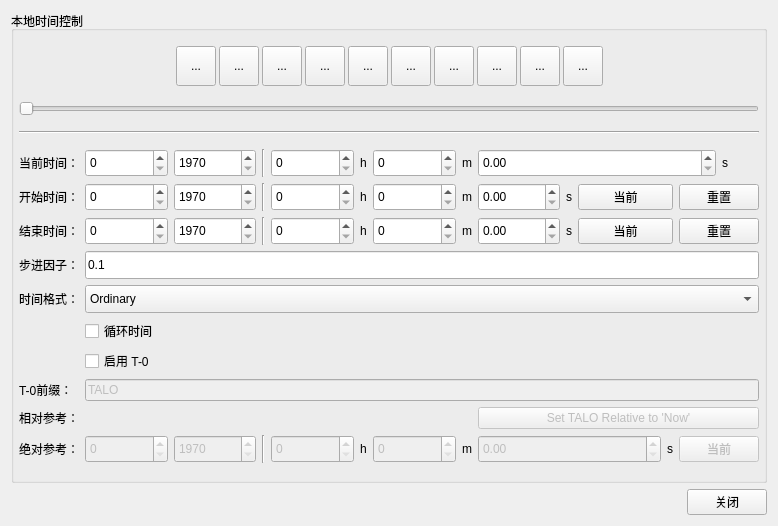
This is TimeControls.ui in whatudone/plotxy as Qt 5 draws it before an edit. The edited form follows.
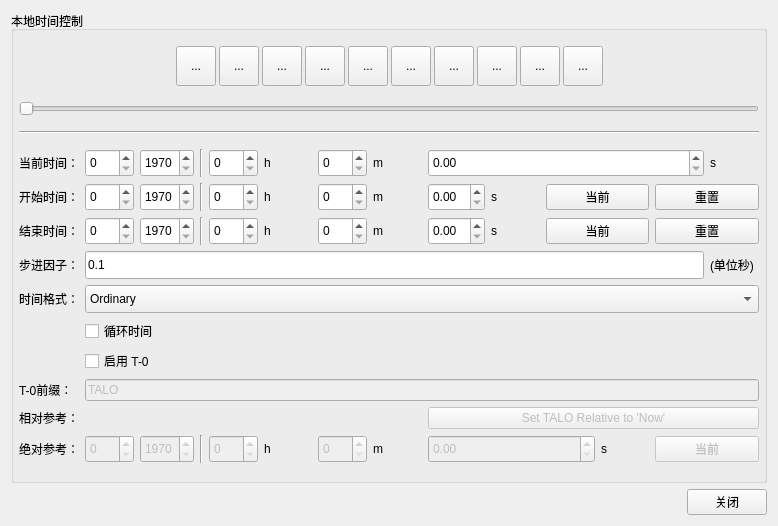
This is the edited form. Icons and pictures are not drawn.

Commit message: 1、降低绘图的刷新率和开启采样，避免大数据造成界面卡顿,离线模式不变 2、修复一个鼠标模式切换问题

```diff
--- a/TimeControls.ui
+++ b/TimeControls.ui
@@ -409,7 +409,21 @@
        </widget>
       </item>
       <item>
-       <layout class="QGridLayout" name="gridLayout" columnstretch="0,1,1,0,1,0,1,0,1,0,1,0,0,0">
+       <layout class="QGridLayout" name="gridLayout" columnstretch="0,0,0,0,0,0,0,0,0,0,0,0,0,0,0">
+        <item row="2" column="11" colspan="2">
+         <widget class="QPushButton" name="pushButton_endNow">
+          <property name="text">
+           <string>当前</string>
+          </property>
+         </widget>
+        </item>
+        <item row="1" column="6">
+         <widget class="QLabel" name="label_11">
+          <property name="text">
+           <string>h</string>
+          </property>
+         </widget>
+        </item>
         <item row="0" column="0">
          <widget class="QLabel" name="label">
           <property name="text">
@@ -417,8 +431,68 @@
           </property>
          </widget>
         </item>
-        <item row="0" column="1">
-         <widget class="QSpinBox" name="spinBox_curTimeD">
+        <item row="1" column="4">
+         <widget class="Line" name="line_2">
+          <property name="orientation">
+           <enum>Qt::Vertical</enum>
+          </property>
+         </widget>
+        </item>
+        <item row="9" column="12">
+         <widget class="QLabel" name="label_19">
+          <property name="text">
+           <string>s</string>
+          </property>
+         </widget>
+        </item>
+        <item row="2" column="5">
+         <widget class="QSpinBox" name="spinBox_endTimeH">
+          <property name="minimumSize">
+           <size>
+            <width>0</width>
+            <height>28</height>
+           </size>
+          </property>
+          <property name="maximum">
+           <number>23</number>
+          </property>
+         </widget>
+        </item>
+        <item row="1" column="13" colspan="2">
+         <widget class="QPushButton" name="pushButton_beginReset">
+          <property name="text">
+           <string>重置</string>
+          </property>
+         </widget>
+        </item>
+        <item row="9" column="9" colspan="3">
+         <widget class="QDoubleSpinBox" name="doubleSpinBox_refTimeS">
+          <property name="enabled">
+           <bool>false</bool>
+          </property>
+          <property name="minimumSize">
+           <size>
+            <width>0</width>
+            <height>28</height>
+           </size>
+          </property>
+          <property name="maximum">
+           <double>60.000000000000000</double>
+          </property>
+          <property name="singleStep">
+           <double>0.100000000000000</double>
+          </property>
+         </widget>
+        </item>
+        <item row="2" column="13" colspan="2">
+         <widget class="QPushButton" name="pushButton_endReset">
+          <property name="text">
+           <string>重置</string>
+          </property>
+         </widget>
+        </item>
+        <item row="1" column="2">
+         <widget class="QSpinBox" name="spinBox_beginTimeD">
           <property name="minimumSize">
            <size>
             <width>0</width>
@@ -430,8 +504,46 @@
           </property>
          </widget>
         </item>
-        <item row="0" column="2">
-         <widget class="QSpinBox" name="spinBox_curTimeY">
+        <item row="8" column="0">
+         <widget class="QLabel" name="label_16">
+          <property name="text">
+           <string>相对参考：</string>
+          </property>
+         </widget>
+        </item>
+        <item row="9" column="4">
+         <widget class="Line" name="line_4">
+          <property name="orientation">
+           <enum>Qt::Vertical</enum>
+          </property>
+         </widget>
+        </item>
+        <item row="1" column="8">
+         <widget class="QLabel" name="label_10">
+          <property name="text">
+           <string>m</string>
+          </property>
+         </widget>
+        </item>
+        <item row="7" column="2" colspan="13">
+         <widget class="QLineEdit" name="lineEdit_TALO">
+          <property name="enabled">
+           <bool>false</bool>
+          </property>
+          <property name="text">
+           <string>TALO</string>
+          </property>
+         </widget>
+        </item>
+        <item row="9" column="0">
+         <widget class="QLabel" name="label_17">
+          <property name="text">
+           <string>绝对参考：</string>
+          </property>
+         </widget>
+        </item>
+        <item row="2" column="3">
+         <widget class="QSpinBox" name="spinBox_endTimeY">
           <property name="minimumSize">
            <size>
             <width>0</width>
@@ -446,35 +558,101 @@
           </property>
          </widget>
         </item>
+        <item row="2" column="10">
+         <widget class="QLabel" name="label_13">
+          <property name="text">
+           <string>s</string>
+          </property>
+         </widget>
+        </item>
+        <item row="0" column="7">
+         <widget class="QSpinBox" name="spinBox_curTimeM">
+          <property name="minimumSize">
+           <size>
+            <width>0</width>
+            <height>28</height>
+           </size>
+          </property>
+          <property name="maximum">
+           <number>59</number>
+          </property>
+         </widget>
+        </item>
+        <item row="1" column="11" colspan="2">
+         <widget class="QPushButton" name="pushButton_beginNow">
+          <property name="text">
+           <string>当前</string>
+          </property>
+         </widget>
+        </item>
+        <item row="1" column="9">
+         <widget class="QDoubleSpinBox" name="doubleSpinBox_beginTimeS">
+          <property name="minimumSize">
+           <size>
+            <width>0</width>
+            <height>28</height>
+           </size>
+          </property>
+          <property name="maximum">
+           <double>60.000000000000000</double>
+          </property>
+          <property name="singleStep">
+           <double>0.100000000000000</double>
+          </property>
+         </widget>
+        </item>
+        <item row="2" column="8">
+         <widget class="QLabel" name="label_14">
+          <property name="text">
+           <string>m</string>
+          </property>
+         </widget>
+        </item>
+        <item row="9" column="6">
+         <widget class="QLabel" name="label_20">
+          <property name="text">
+           <string>h</string>
+          </property>
+         </widget>
+        </item>
+        <item row="2" column="7">
+         <widget class="QSpinBox" name="spinBox_endTimeM">
+          <property name="minimumSize">
+           <size>
+            <width>0</width>
+            <height>28</height>
+           </size>
+          </property>
+          <property name="maximum">
+           <number>59</number>
+          </property>
+         </widget>
+        </item>
         <item row="0" column="3">
-         <widget class="Line" name="line">
-          <property name="orientation">
-           <enum>Qt::Vertical</enum>
-          </property>
-         </widget>
-        </item>
-        <item row="0" column="4">
-         <widget class="QSpinBox" name="spinBox_curTimeH">
+         <widget class="QSpinBox" name="spinBox_curTimeY">
           <property name="minimumSize">
            <size>
             <width>0</width>
             <height>28</height>
            </size>
           </property>
+          <property name="minimum">
+           <number>1970</number>
+          </property>
           <property name="maximum">
-           <number>23</number>
+           <number>2200</number>
+          </property>
+         </widget>
+        </item>
+        <item row="7" column="0">
+         <widget class="QLabel" name="label_15">
+          <property name="text">
+           <string>T-0前缀：</string>
           </property>
          </widget>
         </item>
         <item row="0" column="5">
-         <widget class="QLabel" name="label_6">
-          <property name="text">
-           <string>h</string>
-          </property>
-         </widget>
-        </item>
-        <item row="0" column="6">
-         <widget class="QSpinBox" name="spinBox_curTimeM">
+         <widget class="QSpinBox" name="spinBox_curTimeH">
           <property name="minimumSize">
            <size>
             <width>0</width>
@@ -482,40 +660,86 @@
            </size>
           </property>
           <property name="maximum">
-           <number>59</number>
+           <number>23</number>
           </property>
          </widget>
         </item>
-        <item row="0" column="7">
-         <widget class="QLabel" name="label_7">
-          <property name="text">
-           <string>m</string>
-          </property>
-         </widget>
-        </item>
-        <item row="0" column="8" colspan="5">
-         <widget class="QDoubleSpinBox" name="doubleSpinBox_curTimeS">
-          <property name="minimumSize">
-           <size>
-            <width>0</width>
-            <height>28</height>
-           </size>
-          </property>
-          <property name="maximum">
-           <double>60.000000000000000</double>
-          </property>
-          <property name="singleStep">
-           <double>0.100000000000000</double>
-          </property>
-         </widget>
-        </item>
-        <item row="0" column="13">
+        <item row="0" column="14">
          <widget class="QLabel" name="label_8">
           <property name="text">
            <string>s</string>
           </property>
          </widget>
         </item>
+        <item row="8" column="9" colspan="6">
+         <widget class="QPushButton" name="pushButton">
+          <property name="enabled">
+           <bool>false</bool>
+          </property>
+          <property name="text">
+           <string>Set TALO Relative to 'Now'</string>
+          </property>
+         </widget>
+        </item>
+        <item row="9" column="8">
+         <widget class="QLabel" name="label_18">
+          <property name="text">
+           <string>m</string>
+          </property>
+         </widget>
+        </item>
+        <item row="1" column="10">
+         <widget class="QLabel" name="label_9">
+          <property name="text">
+           <string>s</string>
+          </property>
+         </widget>
+        </item>
+        <item row="0" column="2">
+         <widget class="QSpinBox" name="spinBox_curTimeD">
+          <property name="minimumSize">
+           <size>
+            <width>0</width>
+            <height>28</height>
+           </size>
+          </property>
+          <property name="maximum">
+           <number>366</number>
+          </property>
+         </widget>
+        </item>
+        <item row="9" column="7">
+         <widget class="QSpinBox" name="spinBox_refTimeM">
+          <property name="enabled">
+           <bool>false</bool>
+          </property>
+          <property name="minimumSize">
+           <size>
+            <width>0</width>
+            <height>28</height>
+           </size>
+          </property>
+          <property name="maximum">
+           <number>59</number>
+          </property>
+         </widget>
+        </item>
+        <item row="2" column="9">
+         <widget class="QDoubleSpinBox" name="doubleSpinBox_endTimeS">
+          <property name="minimumSize">
+           <size>
+            <width>0</width>
+            <height>28</height>
+           </size>
+          </property>
+          <property name="maximum">
+           <double>60.000000000000000</double>
+          </property>
+          <property name="singleStep">
+           <double>0.100000000000000</double>
+          </property>
+         </widget>
+        </item>
         <item row="1" column="0">
          <widget class="QLabel" name="label_2">
           <property name="text">
@@ -523,84 +747,21 @@
           </property>
          </widget>
         </item>
-        <item row="1" column="1">
-         <widget class="QSpinBox" name="spinBox_beginTimeD">
-          <property name="minimumSize">
-           <size>
-            <width>0</width>
-            <height>28</height>
-           </size>
-          </property>
-          <property name="maximum">
-           <number>366</number>
-          </property>
-         </widget>
-        </item>
-        <item row="1" column="2">
-         <widget class="QSpinBox" name="spinBox_beginTimeY">
-          <property name="minimumSize">
-           <size>
-            <width>0</width>
-            <height>28</height>
-           </size>
-          </property>
-          <property name="minimum">
-           <number>1970</number>
-          </property>
-          <property name="maximum">
-           <number>2200</number>
-          </property>
-         </widget>
-        </item>
-        <item row="1" column="3">
-         <widget class="Line" name="line_2">
-          <property name="orientation">
-           <enum>Qt::Vertical</enum>
-          </property>
-         </widget>
-        </item>
-        <item row="1" column="4">
-         <widget class="QSpinBox" name="spinBox_beginTimeH">
-          <property name="minimumSize">
-           <size>
-            <width>0</width>
-            <height>28</height>
-           </size>
-          </property>
-          <property name="maximum">
-           <number>23</number>
-          </property>
-         </widget>
-        </item>
-        <item row="1" column="5">
-         <widget class="QLabel" name="label_11">
-          <property name="text">
-           <string>h</string>
-          </property>
-         </widget>
-        </item>
-        <item row="1" column="6">
-         <widget class="QSpinBox" name="spinBox_beginTimeM">
-          <property name="minimumSize">
-           <size>
-            <width>0</width>
-            <height>28</height>
-           </size>
-          </property>
-          <property name="maximum">
-           <number>59</number>
-          </property>
-         </widget>
-        </item>
         <item row="1" column="7">
-         <widget class="QLabel" name="label_10">
-          <property name="text">
-           <string>m</string>
+         <widget class="QSpinBox" name="spinBox_beginTimeM">
+          <property name="minimumSize">
+           <size>
+            <width>0</width>
+            <height>28</height>
+           </size>
+          </property>
+          <property name="maximum">
+           <number>59</number>
           </property>
          </widget>
         </item>
-        <item row="1" column="8">
-         <widget class="QDoubleSpinBox" name="doubleSpinBox_beginTimeS">
+        <item row="0" column="9" colspan="5">
+         <widget class="QDoubleSpinBox" name="doubleSpinBox_curTimeS">
           <property name="minimumSize">
            <size>
             <width>0</width>
@@ -615,24 +776,85 @@
           </property>
          </widget>
         </item>
-        <item row="1" column="9">
-         <widget class="QLabel" name="label_9">
+        <item row="1" column="3">
+         <widget class="QSpinBox" name="spinBox_beginTimeY">
+          <property name="minimumSize">
+           <size>
+            <width>0</width>
+            <height>28</height>
+           </size>
+          </property>
+          <property name="minimum">
+           <number>1970</number>
+          </property>
+          <property name="maximum">
+           <number>2200</number>
+          </property>
+         </widget>
+        </item>
+        <item row="5" column="2" colspan="3">
+         <widget class="QCheckBox" name="checkBox_loopTime">
           <property name="text">
-           <string>s</string>
+           <string>循环时间</string>
           </property>
          </widget>
         </item>
-        <item row="1" column="10" colspan="2">
-         <widget class="QPushButton" name="pushButton_beginNow">
+        <item row="4" column="2" colspan="13">
+         <widget class="QComboBox" name="comboBox">
+          <property name="minimumSize">
+           <size>
+            <width>0</width>
+            <height>28</height>
+           </size>
+          </property>
+          <item>
+           <property name="text">
+            <string>Ordinary</string>
+           </property>
+          </item>
+         </widget>
+        </item>
+        <item row="0" column="6">
+         <widget class="QLabel" name="label_6">
+          <property name="text">
+           <string>h</string>
+          </property>
+         </widget>
+        </item>
+        <item row="9" column="13" colspan="2">
+         <widget class="QPushButton" name="pushButton_refNow">
+          <property name="enabled">
+           <bool>false</bool>
+          </property>
           <property name="text">
            <string>当前</string>
           </property>
          </widget>
         </item>
-        <item row="1" column="12" colspan="2">
-         <widget class="QPushButton" name="pushButton_beginReset">
+        <item row="0" column="8">
+         <widget class="QLabel" name="label_7">
           <property name="text">
-           <string>重置</string>
+           <string>m</string>
+          </property>
+         </widget>
+        </item>
+        <item row="2" column="2">
+         <widget class="QSpinBox" name="spinBox_endTimeD">
+          <property name="minimumSize">
+           <size>
+            <width>0</width>
+            <height>28</height>
+           </size>
+          </property>
+          <property name="maximum">
+           <number>366</number>
+          </property>
+         </widget>
+        </item>
+        <item row="2" column="4">
+         <widget class="Line" name="line_3">
+          <property name="orientation">
+           <enum>Qt::Vertical</enum>
           </property>
          </widget>
         </item>
@@ -643,8 +865,11 @@
           </property>
          </widget>
         </item>
-        <item row="2" column="1">
-         <widget class="QSpinBox" name="spinBox_endTimeD">
+        <item row="9" column="5">
+         <widget class="QSpinBox" name="spinBox_refTimeH">
+          <property name="enabled">
+           <bool>false</bool>
+          </property>
           <property name="minimumSize">
            <size>
             <width>0</width>
@@ -652,12 +877,42 @@
            </size>
           </property>
           <property name="maximum">
-           <number>366</number>
+           <number>23</number>
           </property>
          </widget>
         </item>
-        <item row="2" column="2">
-         <widget class="QSpinBox" name="spinBox_endTimeY">
+        <item row="6" column="2" colspan="3">
+         <widget class="QCheckBox" name="checkBox_T0">
+          <property name="text">
+           <string>启用 T-0</string>
+          </property>
+         </widget>
+        </item>
+        <item row="1" column="5">
+         <widget class="QSpinBox" name="spinBox_beginTimeH">
+          <property name="minimumSize">
+           <size>
+            <width>0</width>
+            <height>28</height>
+           </size>
+          </property>
+          <property name="maximum">
+           <number>23</number>
+          </property>
+         </widget>
+        </item>
+        <item row="0" column="4">
+         <widget class="Line" name="line">
+          <property name="orientation">
+           <enum>Qt::Vertical</enum>
+          </property>
+         </widget>
+        </item>
+        <item row="9" column="3">
+         <widget class="QSpinBox" name="spinBox_refTimeY">
+          <property name="enabled">
+           <bool>false</bool>
+          </property>
           <property name="minimumSize">
            <size>
             <width>0</width>
@@ -672,15 +927,11 @@
           </property>
          </widget>
         </item>
-        <item row="2" column="3">
-         <widget class="Line" name="line_3">
-          <property name="orientation">
-           <enum>Qt::Vertical</enum>
+        <item row="9" column="2">
+         <widget class="QSpinBox" name="spinBox_refTimeD">
+          <property name="enabled">
+           <bool>false</bool>
           </property>
-         </widget>
-        </item>
-        <item row="2" column="4">
-         <widget class="QSpinBox" name="spinBox_endTimeH">
           <property name="minimumSize">
            <size>
             <width>0</width>
@@ -688,71 +939,21 @@
            </size>
           </property>
           <property name="maximum">
-           <number>23</number>
-          </property>
-         </widget>
-        </item>
-        <item row="2" column="5">
-         <widget class="QLabel" name="label_12">
-          <property name="text">
-           <string>h</string>
+           <number>366</number>
           </property>
          </widget>
         </item>
         <item row="2" column="6">
-         <widget class="QSpinBox" name="spinBox_endTimeM">
-          <property name="minimumSize">
-           <size>
-            <width>0</width>
-            <height>28</height>
-           </size>
-          </property>
-          <property name="maximum">
-           <number>59</number>
-          </property>
-         </widget>
-        </item>
-        <item row="2" column="7">
-         <widget class="QLabel" name="label_14">
+         <widget class="QLabel" name="label_12">
           <property name="text">
-           <string>m</string>
+           <string>h</string>
           </property>
          </widget>
         </item>
-        <item row="2" column="8">
-         <widget class="QDoubleSpinBox" name="doubleSpinBox_endTimeS">
-          <property name="minimumSize">
-           <size>
-            <width>0</width>
-            <height>28</height>
-           </size>
-          </property>
-          <property name="maximum">
-           <double>60.000000000000000</double>
-          </property>
-          <property name="singleStep">
-           <double>0.100000000000000</double>
-          </property>
-         </widget>
-        </item>
-        <item row="2" column="9">
-         <widget class="QLabel" name="label_13">
+        <item row="4" column="0">
+         <widget class="QLabel" name="label_5">
           <property name="text">
-           <string>s</string>
-          </property>
-         </widget>
-        </item>
-        <item row="2" column="10" colspan="2">
-         <widget class="QPushButton" name="pushButton_endNow">
-          <property name="text">
-           <string>当前</string>
-          </property>
-         </widget>
-        </item>
-        <item row="2" column="12" colspan="2">
-         <widget class="QPushButton" name="pushButton_endReset">
-          <property name="text">
-           <string>重置</string>
+           <string>时间格式：</string>
           </property>
          </widget>
         </item>
@@ -763,7 +964,7 @@
           </property>
          </widget>
         </item>
-        <item row="3" column="1" colspan="13">
+        <item row="3" column="2" colspan="12">
          <widget class="QLineEdit" name="lineEdit_stepFactor">
           <property name="minimumSize">
            <size>
@@ -779,204 +980,10 @@
           </property>
          </widget>
         </item>
-        <item row="4" column="0">
-         <widget class="QLabel" name="label_5">
+        <item row="3" column="14">
+         <widget class="QLabel" name="label_21">
           <property name="text">
-           <string>时间格式：</string>
-          </property>
-         </widget>
-        </item>
-        <item row="4" column="1" colspan="13">
-         <widget class="QComboBox" name="comboBox">
-          <property name="minimumSize">
-           <size>
-            <width>0</width>
-            <height>28</height>
-           </size>
-          </property>
-          <item>
-           <property name="text">
-            <string>Ordinary</string>
-           </property>
-          </item>
-         </widget>
-        </item>
-        <item row="5" column="1" colspan="3">
-         <widget class="QCheckBox" name="checkBox_loopTime">
-          <property name="text">
-           <string>循环时间</string>
-          </property>
-         </widget>
-        </item>
-        <item row="6" column="1" colspan="3">
-         <widget class="QCheckBox" name="checkBox_T0">
-          <property name="text">
-           <string>启用 T-0</string>
-          </property>
-         </widget>
-        </item>
-        <item row="7" column="0">
-         <widget class="QLabel" name="label_15">
-          <property name="text">
-           <string>T-0前缀：</string>
-          </property>
-         </widget>
-        </item>
-        <item row="7" column="1" colspan="13">
-         <widget class="QLineEdit" name="lineEdit_TALO">
-          <property name="enabled">
-           <bool>false</bool>
-          </property>
-          <property name="text">
-           <string>TALO</string>
-          </property>
-         </widget>
-        </item>
-        <item row="8" column="0">
-         <widget class="QLabel" name="label_16">
-          <property name="text">
-           <string>相对参考：</string>
-          </property>
-         </widget>
-        </item>
-        <item row="9" column="0">
-         <widget class="QLabel" name="label_17">
-          <property name="text">
-           <string>绝对参考：</string>
-          </property>
-         </widget>
-        </item>
-        <item row="9" column="1">
-         <widget class="QSpinBox" name="spinBox_refTimeD">
-          <property name="enabled">
-           <bool>false</bool>
-          </property>
-          <property name="minimumSize">
-           <size>
-            <width>0</width>
-            <height>28</height>
-           </size>
-          </property>
-          <property name="maximum">
-           <number>366</number>
-          </property>
-         </widget>
-        </item>
-        <item row="9" column="2">
-         <widget class="QSpinBox" name="spinBox_refTimeY">
-          <property name="enabled">
-           <bool>false</bool>
-          </property>
-          <property name="minimumSize">
-           <size>
-            <width>0</width>
-            <height>28</height>
-           </size>
-          </property>
-          <property name="minimum">
-           <number>1970</number>
-          </property>
-          <property name="maximum">
-           <number>2200</number>
-          </property>
-         </widget>
-        </item>
-        <item row="9" column="3">
-         <widget class="Line" name="line_4">
-          <property name="orientation">
-           <enum>Qt::Vertical</enum>
-          </property>
-         </widget>
-        </item>
-        <item row="9" column="4">
-         <widget class="QSpinBox" name="spinBox_refTimeH">
-          <property name="enabled">
-           <bool>false</bool>
-          </property>
-          <property name="minimumSize">
-           <size>
-            <width>0</width>
-            <height>28</height>
-           </size>
-          </property>
-          <property name="maximum">
-           <number>23</number>
-          </property>
-         </widget>
-        </item>
-        <item row="9" column="5">
-         <widget class="QLabel" name="label_20">
-          <property name="text">
-           <string>h</string>
-          </property>
-         </widget>
-        </item>
-        <item row="9" column="6">
-         <widget class="QSpinBox" name="spinBox_refTimeM">
-          <property name="enabled">
-           <bool>false</bool>
-          </property>
-          <property name="minimumSize">
-           <size>
-            <width>0</width>
-            <height>28</height>
-           </size>
-          </property>
-          <property name="maximum">
-           <number>59</number>
-          </property>
-         </widget>
-        </item>
-        <item row="9" column="7">
-         <widget class="QLabel" name="label_18">
-          <property name="text">
-           <string>m</string>
-          </property>
-         </widget>
-        </item>
-        <item row="9" column="8" colspan="3">
-         <widget class="QDoubleSpinBox" name="doubleSpinBox_refTimeS">
-          <property name="enabled">
-           <bool>false</bool>
-          </property>
-          <property name="minimumSize">
-           <size>
-            <width>0</width>
-            <height>28</height>
-           </size>
-          </property>
-          <property name="maximum">
-           <double>60.000000000000000</double>
-          </property>
-          <property name="singleStep">
-           <double>0.100000000000000</double>
-          </property>
-         </widget>
-        </item>
-        <item row="9" column="11">
-         <widget class="QLabel" name="label_19">
-          <property name="text">
-           <string>s</string>
-          </property>
-         </widget>
-        </item>
-        <item row="9" column="12" colspan="2">
-         <widget class="QPushButton" name="pushButton_refNow">
-          <property name="enabled">
-           <bool>false</bool>
-          </property>
-          <property name="text">
-           <string>当前</string>
-          </property>
-         </widget>
-        </item>
-        <item row="8" column="8" colspan="6">
-         <widget class="QPushButton" name="pushButton">
-          <property name="enabled">
-           <bool>false</bool>
-          </property>
-          <property name="text">
-           <string>Set TALO Relative to 'Now'</string>
+           <string>(单位秒)</string>
           </property>
          </widget>
         </item>
```
The commit also changes 4 other files.
